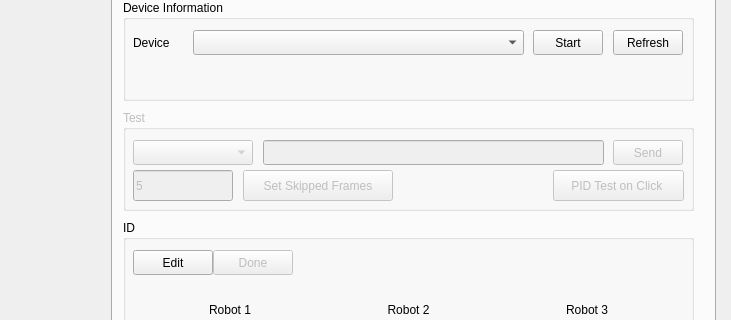
First picture: the form in interface/mainwindow.ui, repository PEQUI-MEC/PY-VSSS-INF, before the edit; both pictures show x 659 to 1390 and y 113 to 433 of the 1390 by 717 pixel window.
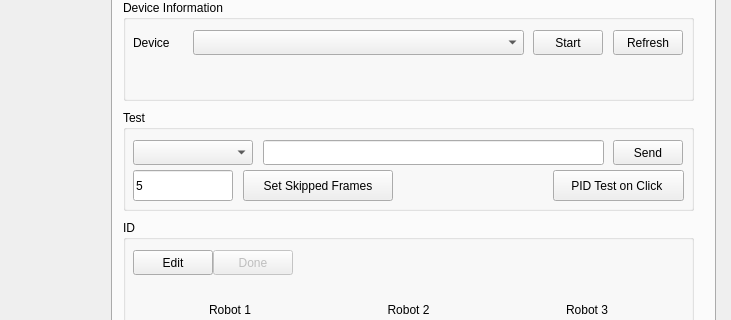
Second picture: the form after the edit. The open tabs and pages were chosen to show the change. Icons and pictures are not drawn.

Commit message: PID - Afrodite

What changed in the file:
```diff
--- a/interface/mainwindow.ui
+++ b/interface/mainwindow.ui
@@ -7636,7 +7636,7 @@
       </attribute>
       <widget class="QGroupBox" name="groupComunicationSerial">
        <property name="enabled">
-        <bool>false</bool>
+        <bool>true</bool>
        </property>
        <property name="geometry">
         <rect>
@@ -7745,7 +7745,7 @@
        </widget>
        <widget class="QPushButton" name="pushButtonComunicationRobotFunctionsPIDTest">
         <property name="enabled">
-         <bool>false</bool>
+         <bool>true</bool>
         </property>
         <property name="geometry">
          <rect>
```
Left out of the diff: 2 changed lines with no effect on the pictures. The commit also changes 2 other files.
